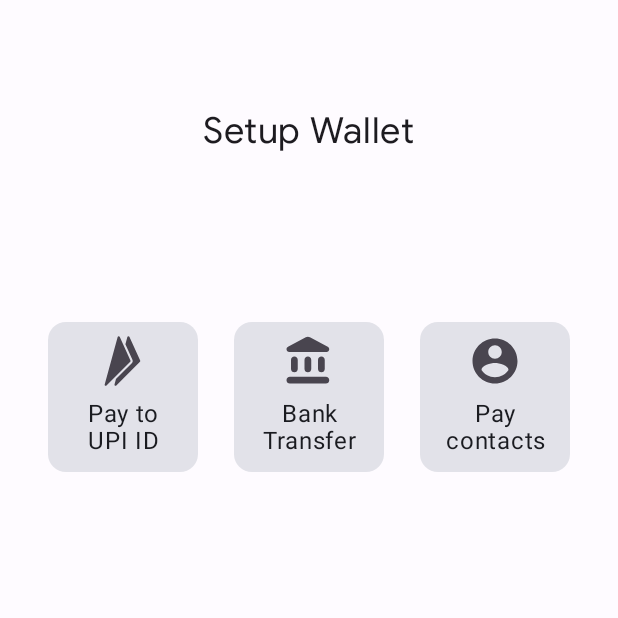
After one commit to yashramani7/Dropay, an Android app built with Jetpack Compose: the composable HomeScreen shown on its own in the app's theme, on a phone screen of 412 x 824 dp, the top half of it. The commit adds this screen. Run offline under Robolectric (Android 15) with nearby library versions, the phone set to English and light mode, and no system bars; 2 statements that could not run were skipped.

Commit message:
MainActivity: Implement screen for bottom tabs

```diff
--- /dev/null
+++ b/app/src/main/java/com/beesechurgers/gullak/ui/screen/HomeScreen.kt
@@ -0,0 +1,80 @@
+package com.beesechurgers.gullak.ui.screen
+
+import android.content.Context
+import androidx.compose.foundation.Image
+import androidx.compose.foundation.background
+import androidx.compose.foundation.layout.*
+import androidx.compose.foundation.lazy.LazyRow
+import androidx.compose.material3.*
+import androidx.compose.runtime.Composable
+import androidx.compose.ui.Alignment
+import androidx.compose.ui.Modifier
+import androidx.compose.ui.res.painterResource
+import androidx.compose.ui.text.style.TextAlign
+import androidx.compose.ui.unit.dp
+import androidx.compose.ui.unit.sp
+import com.beesechurgers.gullak.R
+import com.beesechurgers.gullak.ui.theme.GullakTheme
+import com.beesechurgers.gullak.ui.theme.backgroundColor
+import com.beesechurgers.gullak.ui.theme.googleSansFont
+
+@OptIn(ExperimentalMaterial3Api::class)
+@Composable
+fun HomeScreen(ctx: Context) {
+    val descList = listOf("Pay to\nUPI ID", "Bank Transfer", "Pay contacts")
+    val iconList = listOf(R.drawable.ic_upi_transfer, R.drawable.ic_round_account_balance_24, R.drawable.ic_round_account_circle_24)
+
+    GullakTheme(ctx) {
+        Surface(
+            modifier = Modifier
+                .fillMaxSize()
+                .background(color = backgroundColor()),
+            color = backgroundColor(),
+            contentColor = contentColorFor(backgroundColor = backgroundColor()),
+        ) {
+            Column(modifier = Modifier.padding(16.dp)) {
+                Text(
+                    text = "Setup Wallet",
+                    fontFamily = googleSansFont,
+                    fontSize = 24.sp,
+                    modifier = Modifier
+                        .align(Alignment.CenterHorizontally)
+                        .padding(56.dp)
+                )
+
+                LazyRow(
+                    modifier = Modifier
+                        .fillMaxWidth()
+                        .padding(top = 56.dp), horizontalArrangement = Arrangement.SpaceEvenly
+                ) {
+                    items(descList.size, itemContent = {
+                        Card(modifier = if (it == descList.size - 1) Modifier
+                            .width(100.dp)
+                            .height(100.dp) else Modifier
+                            .padding(end = 8.dp)
+                            .width(100.dp)
+                            .height(100.dp), onClick = {
+
+                        }) {
+                            Image(
+                                modifier = Modifier
+                                    .align(Alignment.CenterHorizontally)
+                                    .padding(top = 8.dp),
+                                painter = painterResource(id = iconList[it]),
+                                contentDescription = ""
+                            )
+                            Text(
+                                text = descList[it],
+                                modifier = Modifier
+                                    .padding(8.dp)
+                                    .align(Alignment.CenterHorizontally),
+                                textAlign = TextAlign.Center,
+                                lineHeight = 18.sp
+                            )
+                        }
+                    })
+                }
+            }
+        }
+    }
+}
--- /dev/null
+++ b/app/src/main/res/drawable/ic_round_account_balance_24.xml
@@ -0,0 +1,10 @@
+<vector xmlns:android="http://schemas.android.com/apk/res/android"
+    android:width="36dp"
+    android:height="36dp"
+    android:viewportWidth="24"
+    android:viewportHeight="24"
+    android:tint="?attr/colorControlNormal">
+  <path
+      android:fillColor="@android:color/white"
+      android:pathData="M4,11.5v4c0,0.83 0.67,1.5 1.5,1.5S7,16.33 7,15.5v-4c0,-0.83 -0.67,-1.5 -1.5,-1.5S4,10.67 4,11.5zM10,11.5v4c0,0.83 0.67,1.5 1.5,1.5s1.5,-0.67 1.5,-1.5v-4c0,-0.83 -0.67,-1.5 -1.5,-1.5s-1.5,0.67 -1.5,1.5zM3.5,22h16c0.83,0 1.5,-0.67 1.5,-1.5s-0.67,-1.5 -1.5,-1.5h-16c-0.83,0 -1.5,0.67 -1.5,1.5S2.67,22 3.5,22zM16,11.5v4c0,0.83 0.67,1.5 1.5,1.5s1.5,-0.67 1.5,-1.5v-4c0,-0.83 -0.67,-1.5 -1.5,-1.5s-1.5,0.67 -1.5,1.5zM10.57,1.49l-7.9,4.16c-0.41,0.21 -0.67,0.64 -0.67,1.1C2,7.44 2.56,8 3.25,8h16.51C20.44,8 21,7.44 21,6.75c0,-0.46 -0.26,-0.89 -0.67,-1.1l-7.9,-4.16c-0.58,-0.31 -1.28,-0.31 -1.86,0z"/>
+</vector>
--- /dev/null
+++ b/app/src/main/res/drawable/ic_round_account_circle_24.xml
@@ -0,0 +1,10 @@
+<vector xmlns:android="http://schemas.android.com/apk/res/android"
+    android:width="36dp"
+    android:height="36dp"
+    android:tint="?attr/colorControlNormal"
+    android:viewportWidth="24"
+    android:viewportHeight="24">
+    <path
+        android:fillColor="@android:color/white"
+        android:pathData="M12,2C6.48,2 2,6.48 2,12s4.48,10 10,10 10,-4.48 10,-10S17.52,2 12,2zM12,5c1.66,0 3,1.34 3,3s-1.34,3 -3,3 -3,-1.34 -3,-3 1.34,-3 3,-3zM12,19.2c-2.5,0 -4.71,-1.28 -6,-3.22 0.03,-1.99 4,-3.08 6,-3.08 1.99,0 5.97,1.09 6,3.08 -1.29,1.94 -3.5,3.22 -6,3.22z" />
+</vector>
--- /dev/null
+++ b/app/src/main/res/drawable/ic_upi_transfer.xml
@@ -0,0 +1,9 @@
+<vector xmlns:android="http://schemas.android.com/apk/res/android"
+    android:width="36dp"
+    android:height="36dp"
+    android:viewportWidth="50"
+    android:viewportHeight="50">
+    <path
+        android:fillColor="?attr/colorControlNormal"
+        android:pathData="M9,48c-0.172,0 -0.345,-0.044 -0.501,-0.135c-0.393,-0.228 -0.582,-0.691 -0.463,-1.128l12.02,-44c0.111,-0.406 0.465,-0.7 0.885,-0.733c0.428,-0.025 0.816,0.201 0.99,0.584l9.98,22c0.172,0.379 0.091,0.826 -0.204,1.12l-22,22C9.515,47.9 9.258,48 9,48zM40.91,24.587l-10,-22c-0.174,-0.385 -0.573,-0.623 -0.991,-0.583c-0.42,0.034 -0.774,0.329 -0.884,0.736l-1.807,6.683l6.504,14.338c0.514,1.13 0.269,2.481 -0.611,3.36L18.487,41.755l-1.347,4.984c-0.118,0.438 0.073,0.9 0.465,1.127c0.156,0.09 0.329,0.134 0.5,0.134c0.26,0 0.517,-0.101 0.709,-0.294l21.895,-22C41.002,25.411 41.082,24.965 40.91,24.587z" />
+</vector>
```
Also changed, not shown: app/src/main/java/com/beesechurgers/gullak/MainActivity.kt (+28 -10 lines), app/src/main/java/com/beesechurgers/gullak/ui/screen/InvestmentScreen.kt (added, +29 -0 lines).
